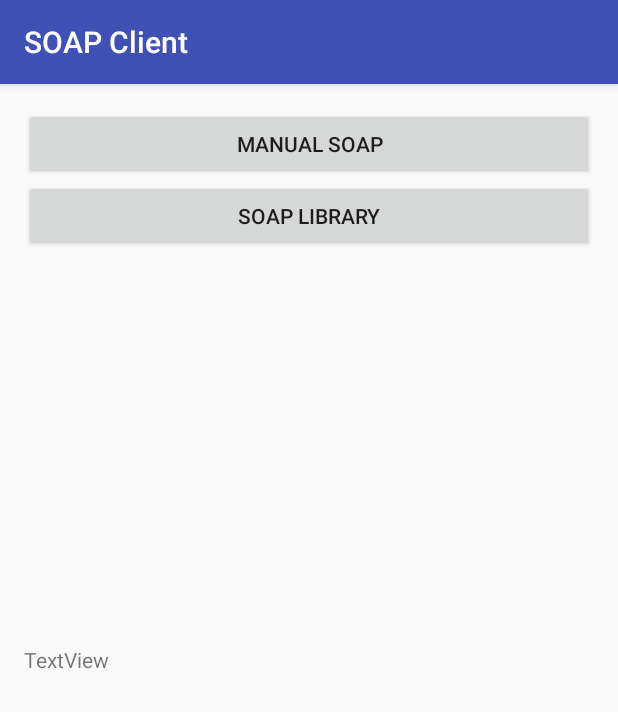
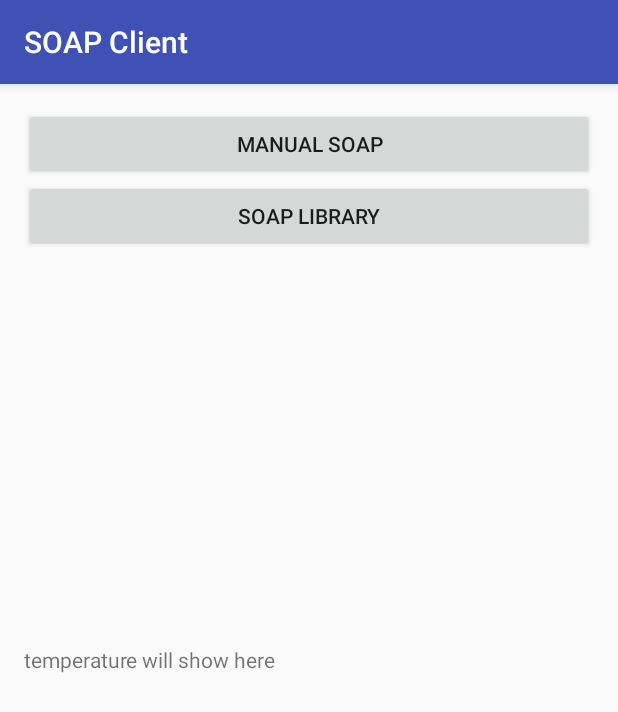
Before and after one commit to manuelgr0/DS_Project2, an Android app: the SOAP_client screen opened directly, with no data from a screen before it, on a phone screen of 412 x 824 dp. Shown: the top 712 px of the screen. Run offline under Robolectric (Android 15) with nearby library versions, the phone set to English and light mode, and no system bars.

Commit message:
fixed. PART 2 FINISHED!

```diff
--- a/VS_anicolus_Webservices/app/src/main/java/ch/ethz/inf/vs/a2/anicolus/webservices/SOAP_client.java
+++ b/VS_anicolus_Webservices/app/src/main/java/ch/ethz/inf/vs/a2/anicolus/webservices/SOAP_client.java
@@ -21,7 +21,7 @@ public class SOAP_client extends AppCompatActivity implements SensorListener {
         super.onCreate(savedInstanceState);
         setContentView(R.layout.activity_soap_client);
 
-        text = (TextView)findViewById(R.id.temp1);
+        text = (TextView)findViewById(R.id.temp);
 
         //register this activity as listener for SOAP sensors
         xml.registerListener(this);
--- a/VS_anicolus_Webservices/app/src/main/res/layout/activity_soap_client.xml
+++ b/VS_anicolus_Webservices/app/src/main/res/layout/activity_soap_client.xml
@@ -27,7 +27,7 @@
         android:layout_alignParentStart="true" />
 
     <TextView
-        android:text="TextView"
+        android:text="temperature will show here"
         android:layout_width="match_parent"
         android:layout_height="wrap_content"
         android:id="@+id/temp"
```
